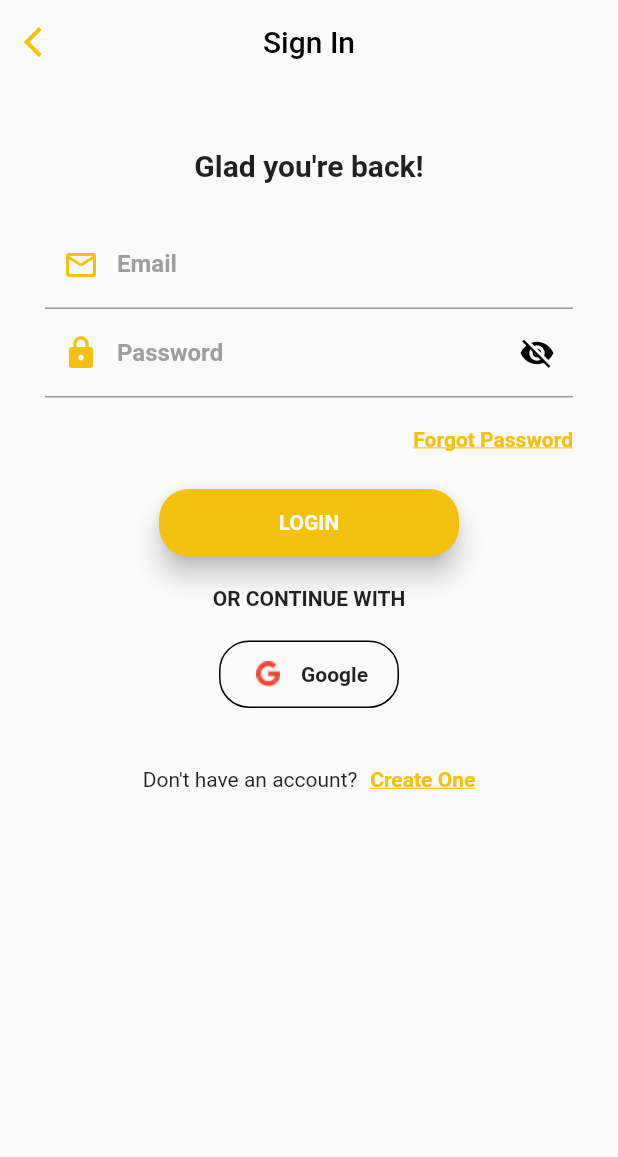
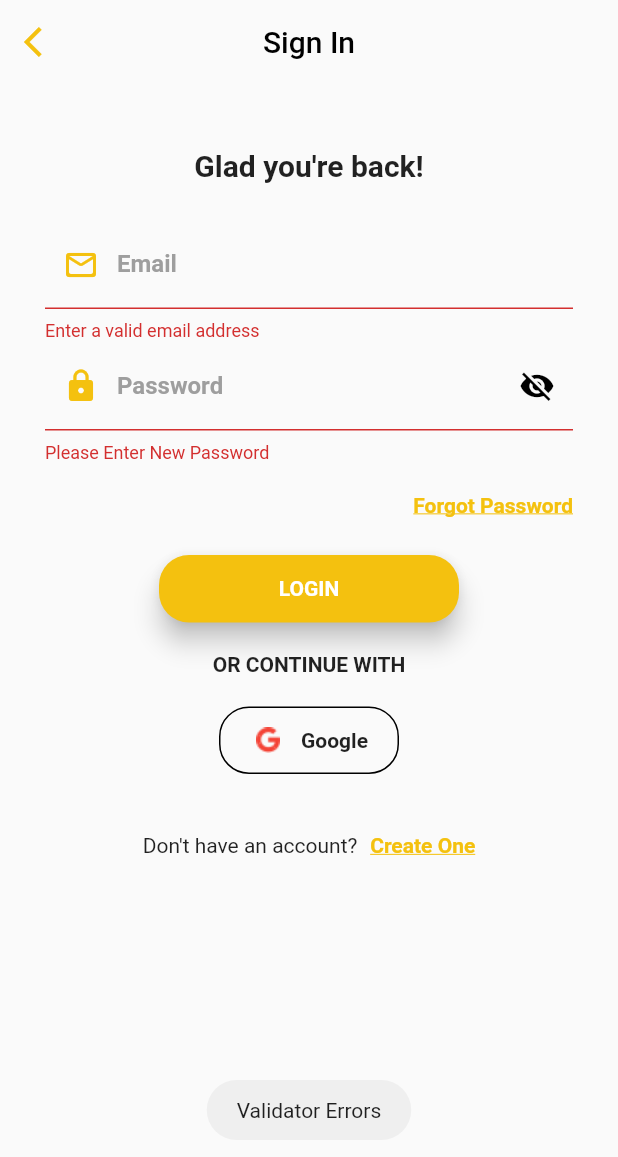
Before and after one commit to eaaniwezi/E-Shoppins, a Flutter app: the LoginScreen screen opened directly, after a tap on "LOGIN", on a phone screen of 412 x 824 dp. Shown: the top 1157 px of the screen. Run offline on Flutter 3.47's test engine with Material 2 defaults, Android fonts, the phone set to English and light mode, and no system bars; our stand-ins replace cloud_firestore, firebase_auth, firebase_core, firebase_database, fluttertoast, google_fonts and 3 more; accounts and stored records are empty; Roboto replaces fonts that are missing (Montserrat).

Commit message:
login success

```diff
--- a/lib/database/users.dart
+++ b/lib/database/users.dart
@@ -5,9 +5,11 @@ class UserServices {
   String ref = "users";
 
   createUser(Map value) {
+    // String id = value["userId"];
     _database
         .reference()
         .child(ref)
+        // .child("$ref/$id")
         .push()
         .set(value)
         .catchError((e) => {print(e.toString())});
--- a/lib/pages/login_screen.dart
+++ b/lib/pages/login_screen.dart
@@ -1,6 +1,9 @@
+import 'package:ecommerce_app/home_page.dart';
 import 'package:ecommerce_app/pages/create_account_screen.dart';
+import 'package:firebase_auth/firebase_auth.dart';
 import 'package:flutter/material.dart';
 import 'package:ecommerce_app/style/theme.dart' as Style;
+import 'package:fluttertoast/fluttertoast.dart';
 
 class LoginScreen extends StatefulWidget {
   const LoginScreen({Key? key}) : super(key: key);
@@ -17,6 +20,8 @@ class _LoginScreenState extends State<LoginScreen> {
     });
   }
 
+  bool circular = false;
+  final FirebaseAuth _auth = FirebaseAuth.instance;
   final _scaffoldKey = GlobalKey<ScaffoldState>();
   final _globalkey = GlobalKey<FormState>();
   TextEditingController _emailController = TextEditingController();
@@ -96,8 +101,8 @@ class _LoginScreenState extends State<LoginScreen> {
         SizedBox(width: 5.0),
         InkWell(
           onTap: () {
-           Navigator.push(context, MaterialPageRoute(builder: (context) => CreateAccountScreen()));
-
+            Navigator.push(context,
+                MaterialPageRoute(builder: (context) => CreateAccountScreen()));
           },
           child: Text(
             'Create One',
@@ -155,7 +160,39 @@ class _LoginScreenState extends State<LoginScreen> {
 
   Widget loginButton() {
     return GestureDetector(
-      onTap: () {},
+      onTap: () async {
+        setState(() {
+          circular = true;
+        });
+        try {
+          if (_globalkey.currentState!.validate()) {
+            // ignore: unused_local_variable
+            User? user = (await FirebaseAuth.instance.signInWithEmailAndPassword(
+                email: _emailController.text,
+                password: _passwordController.text)).user;
+            // ignore: unnecessary_null_comparison
+            if (user != null) {
+              Navigator.pushAndRemoveUntil(
+                  context,
+                  MaterialPageRoute(builder: (context) => HomePage()),
+                  (route) => false);
+                 Fluttertoast.showToast(msg: "Welcome back ${_emailController.text}");
+            }
+          } else {
+            setState(() {
+              circular = false;
+            });
+             Fluttertoast.showToast(msg: "Validator Errors");
+          }
+        } catch (e) {
+          print(e.toString());
+            Fluttertoast.showToast(msg: e.toString());
+              setState(() {
+            circular = false;
+          });
+            Fluttertoast.showToast(msg: "Can't login");
+        }
+      },
       child: Container(
         width: 200,
         height: 45.0,
```
Also changed, not shown: lib/home_page.dart (+26 -4 lines), lib/pages/create_account_screen.dart (+11 -9 lines).
